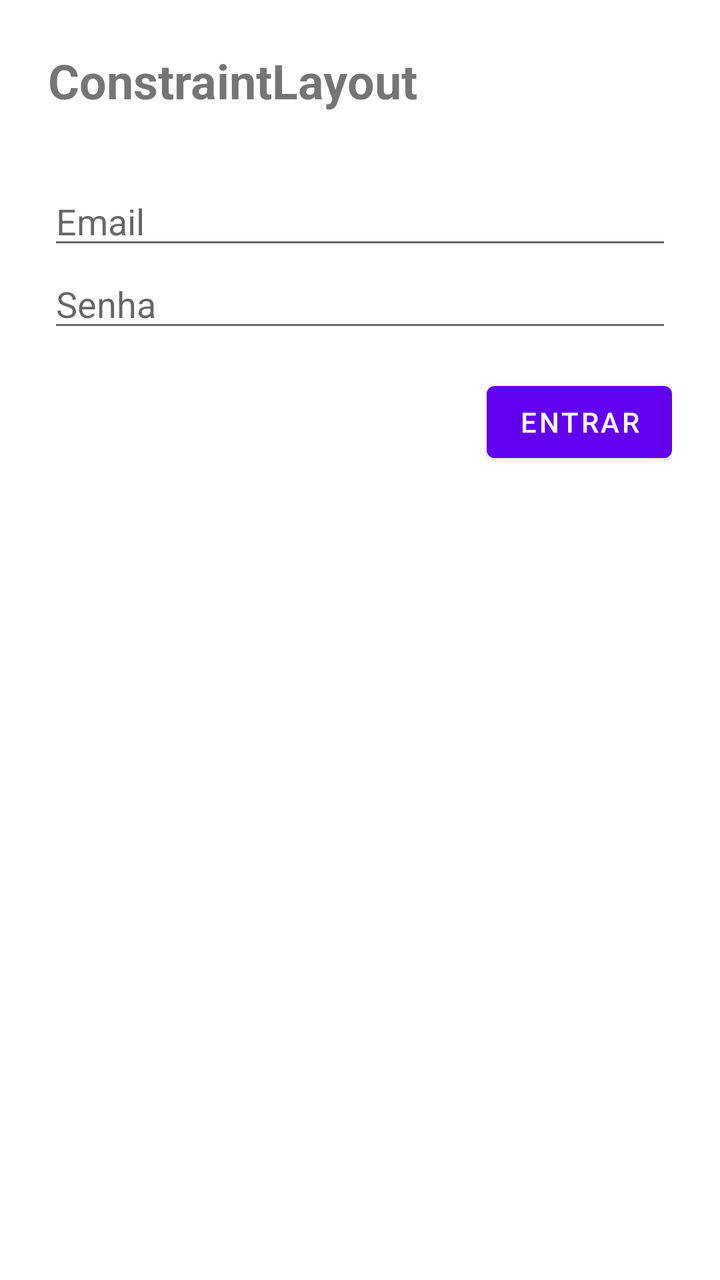
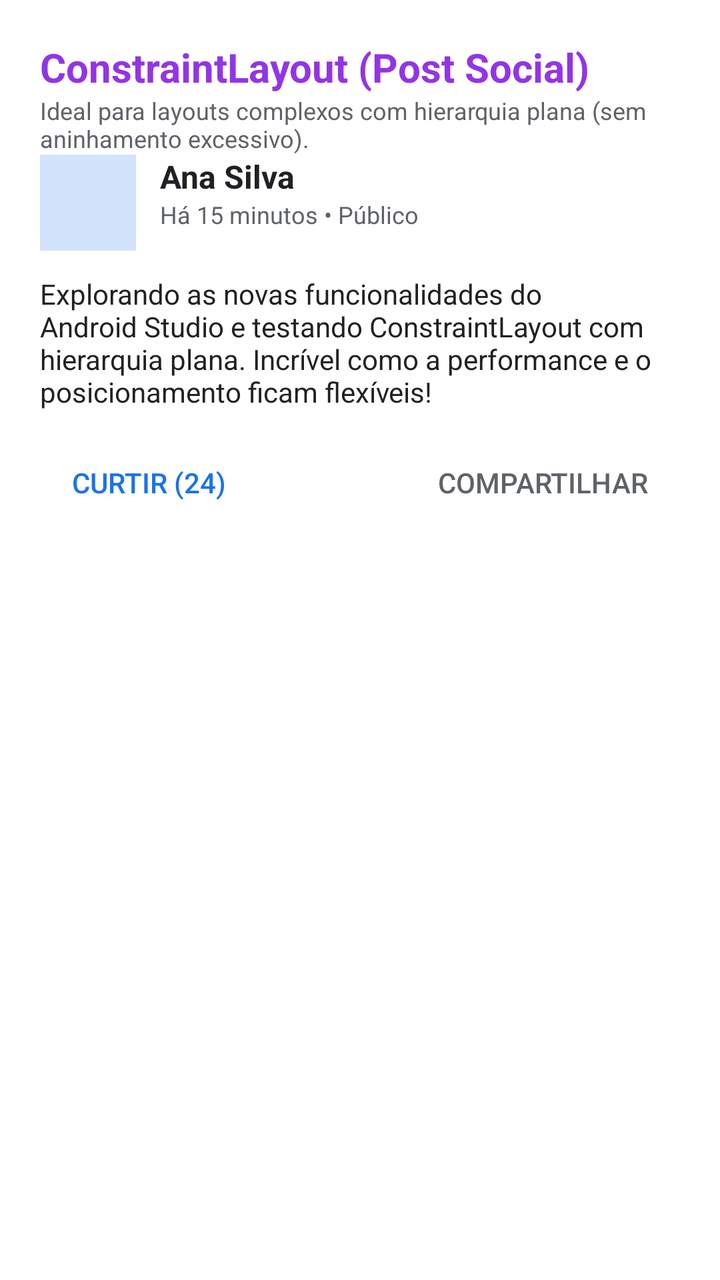

Compare the two renders of this Android layout. The source of the first and the diff that turns it into the second are given below.
<!-- AndroidManifest.xml: application theme Theme.Login -->
<!-- res/layout/activity_constraint.xml -->
<?xml version="1.0" encoding="utf-8"?>
<androidx.constraintlayout.widget.ConstraintLayout xmlns:android="http://schemas.android.com/apk/res/android"
    xmlns:app="http://schemas.android.com/apk/res-auto"
    android:layout_width="match_parent"
    android:layout_height="wrap_content"
    android:padding="24dp"
    android:background="#FFFFFF"
    android:layout_marginBottom="16dp">

    <TextView
        android:id="@+id/tvTitle"
        android:layout_width="wrap_content"
        android:layout_height="wrap_content"
        android:text="ConstraintLayout"
        android:textSize="24sp"
        android:textStyle="bold"
        app:layout_constraintTop_toTopOf="parent"
        app:layout_constraintStart_toStartOf="parent" />

    <EditText
        android:id="@+id/etEmail"
        android:layout_width="0dp"
        android:layout_height="wrap_content"
        android:hint="Email"
        android:layout_marginTop="32dp"
        app:layout_constraintTop_toBottomOf="@id/tvTitle"
        app:layout_constraintStart_toStartOf="parent"
        app:layout_constraintEnd_toEndOf="parent" />

    <EditText
        android:id="@+id/etPassword"
        android:layout_width="0dp"
        android:layout_height="wrap_content"
        android:hint="Senha"
        android:inputType="textPassword"
        app:layout_constraintTop_toBottomOf="@id/etEmail"
        app:layout_constraintStart_toStartOf="parent"
        app:layout_constraintEnd_toEndOf="parent" />

    <Button
        android:layout_width="wrap_content"
        android:layout_height="wrap_content"
        android:text="Entrar"
        android:layout_marginTop="16dp"
        app:layout_constraintTop_toBottomOf="@id/etPassword"
        app:layout_constraintEnd_toEndOf="parent" />

</androidx.constraintlayout.widget.ConstraintLayout>
<!-- resources referenced by this layout -->
<resources>
  <style name="Theme.Login" parent="Theme.MaterialComponents.DayNight.DarkActionBar">
          
          <item name="colorPrimary">@color/purple_500</item>
          <item name="colorPrimaryVariant">@color/purple_700</item>
          <item name="colorOnPrimary">@color/white</item>
          
          <item name="colorSecondary">@color/teal_200</item>
          <item name="colorSecondaryVariant">@color/teal_700</item>
          <item name="colorOnSecondary">@color/black</item>
          
          <item name="android:statusBarColor">?attr/colorPrimaryVariant</item>
          
      </style>
  <color name="purple_500">#FF6200EE</color>
  <color name="purple_700">#FF3700B3</color>
  <color name="white">#FFFFFFFF</color>
  <color name="teal_200">#FF03DAC5</color>
  <color name="teal_700">#FF018786</color>
  <color name="black">#FF000000</color>
</resources>

<!-- the commit's change to res/layout/activity_constraint.xml (unified diff, before → after) -->
@@ -3,46 +3,108 @@
     xmlns:app="http://schemas.android.com/apk/res-auto"
     android:layout_width="match_parent"
     android:layout_height="wrap_content"
-    android:padding="24dp"
+    android:padding="20dp"
     android:background="#FFFFFF"
-    android:layout_marginBottom="16dp">
+    android:layout_marginBottom="16dp"
+    android:elevation="2dp">
 
+    
     <TextView
-        android:id="@+id/tvTitle"
-        android:layout_width="wrap_content"
-        android:layout_height="wrap_content"
-        android:text="ConstraintLayout"
-        android:textSize="24sp"
-        android:textStyle="bold"
-        app:layout_constraintTop_toTopOf="parent"
-        app:layout_constraintStart_toStartOf="parent" />
-
-    <EditText
-        android:id="@+id/etEmail"
+        android:id="@+id/tvConstTitle"
         android:layout_width="0dp"
         android:layout_height="wrap_content"
-        android:hint="Email"
-        android:layout_marginTop="32dp"
-        app:layout_constraintTop_toBottomOf="@id/tvTitle"
+        android:text="ConstraintLayout (Post Social)"
+        android:textSize="20sp"
+        android:textStyle="bold"
+        android:textColor="#9334E6"
+        app:layout_constraintTop_toTopOf="parent"
         app:layout_constraintStart_toStartOf="parent"
         app:layout_constraintEnd_toEndOf="parent" />
 
-    <EditText
-        android:id="@+id/etPassword"
+    <TextView
+        android:id="@+id/tvConstDesc"
         android:layout_width="0dp"
         android:layout_height="wrap_content"
-        android:hint="Senha"
-        android:inputType="textPassword"
-        app:layout_constraintTop_toBottomOf="@id/etEmail"
+        android:text="Ideal para layouts complexos com hierarquia plana (sem aninhamento excessivo)."
+        android:textSize="12sp"
+        android:textColor="#5F6368"
+        android:layout_marginBottom="16dp"
+        app:layout_constraintTop_toBottomOf="@id/tvConstTitle"
         app:layout_constraintStart_toStartOf="parent"
         app:layout_constraintEnd_toEndOf="parent" />
 
+    
+    <View
+        android:id="@+id/ivAvatar"
+        android:layout_width="48dp"
+        android:layout_height="48dp"
+        android:background="#D2E3FC"
+        app:layout_constraintTop_toBottomOf="@id/tvConstDesc"
+        app:layout_constraintStart_toStartOf="parent" />
+
+    
+    <TextView
+        android:id="@+id/tvUserName"
+        android:layout_width="0dp"
+        android:layout_height="wrap_content"
+        android:text="Ana Silva"
+        android:textSize="16sp"
+        android:textStyle="bold"
+        android:textColor="#202124"
+        android:layout_marginStart="12dp"
+        app:layout_constraintTop_toTopOf="@id/ivAvatar"
+        app:layout_constraintStart_toEndOf="@id/ivAvatar"
+        app:layout_constraintEnd_toEndOf="parent" />
+
+    
+    <TextView
+        android:id="@+id/tvTimestamp"
+        android:layout_width="0dp"
+        android:layout_height="wrap_content"
+        android:text="Há 15 minutos • Público"
+        android:textSize="12sp"
+        android:textColor="#5F6368"
+        android:layout_marginStart="12dp"
+        app:layout_constraintTop_toBottomOf="@id/tvUserName"
+        app:layout_constraintStart_toEndOf="@id/ivAvatar"
+        app:layout_constraintEnd_toEndOf="parent" />
+
+    
+    <TextView
+        android:id="@+id/tvPostBody"
+        android:layout_width="0dp"
+        android:layout_height="wrap_content"
+        android:text="Explorando as novas funcionalidades do Android Studio e testando ConstraintLayout com hierarquia plana. Incrível como a performance e o posicionamento ficam flexíveis!"
+        android:textSize="14sp"
+        android:textColor="#202124"
+        android:layout_marginTop="12dp"
+        app:layout_constraintTop_toBottomOf="@id/ivAvatar"
+        app:layout_constraintStart_toStartOf="parent"
+        app:layout_constraintEnd_toEndOf="parent" />
+
+    
     <Button
+        android:id="@+id/btnLike"
+        style="?android:attr/buttonStyleSmall"
         android:layout_width="wrap_content"
         android:layout_height="wrap_content"
-        android:text="Entrar"
-        android:layout_marginTop="16dp"
-        app:layout_constraintTop_toBottomOf="@id/etPassword"
+        android:text="Curtir (24)"
+        android:textColor="#1A73E8"
+        android:background="?android:attr/selectableItemBackground"
+        android:layout_marginTop="12dp"
+        app:layout_constraintTop_toBottomOf="@id/tvPostBody"
+        app:layout_constraintStart_toStartOf="parent" />
+
+    <Button
+        android:id="@+id/btnShare"
+        style="?android:attr/buttonStyleSmall"
+        android:layout_width="wrap_content"
+        android:layout_height="wrap_content"
+        android:text="Compartilhar"
+        android:textColor="#5F6368"
+        android:background="?android:attr/selectableItemBackground"
+        android:layout_marginTop="12dp"
+        app:layout_constraintTop_toBottomOf="@id/tvPostBody"
         app:layout_constraintEnd_toEndOf="parent" />
 
 </androidx.constraintlayout.widget.ConstraintLayout>
<!-- resource entries referenced after the edit -->
@@ -1,6 +1,6 @@
 <!-- resources referenced by this layout -->
 <resources>
-  <style name="Theme.Login" parent="Theme.MaterialComponents.DayNight.DarkActionBar">
+  <style name="Theme.Login" parent="Theme.MaterialComponents.DayNight.NoActionBar">
           
           <item name="colorPrimary">@color/purple_500</item>
           <item name="colorPrimaryVariant">@color/purple_700</item>
